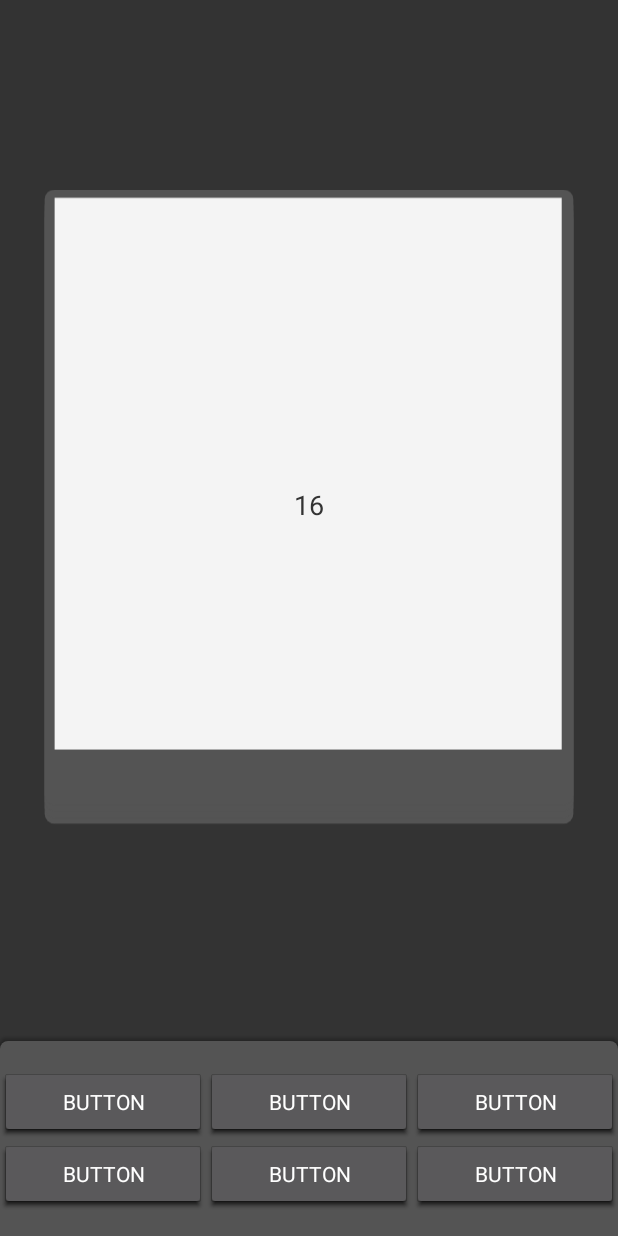
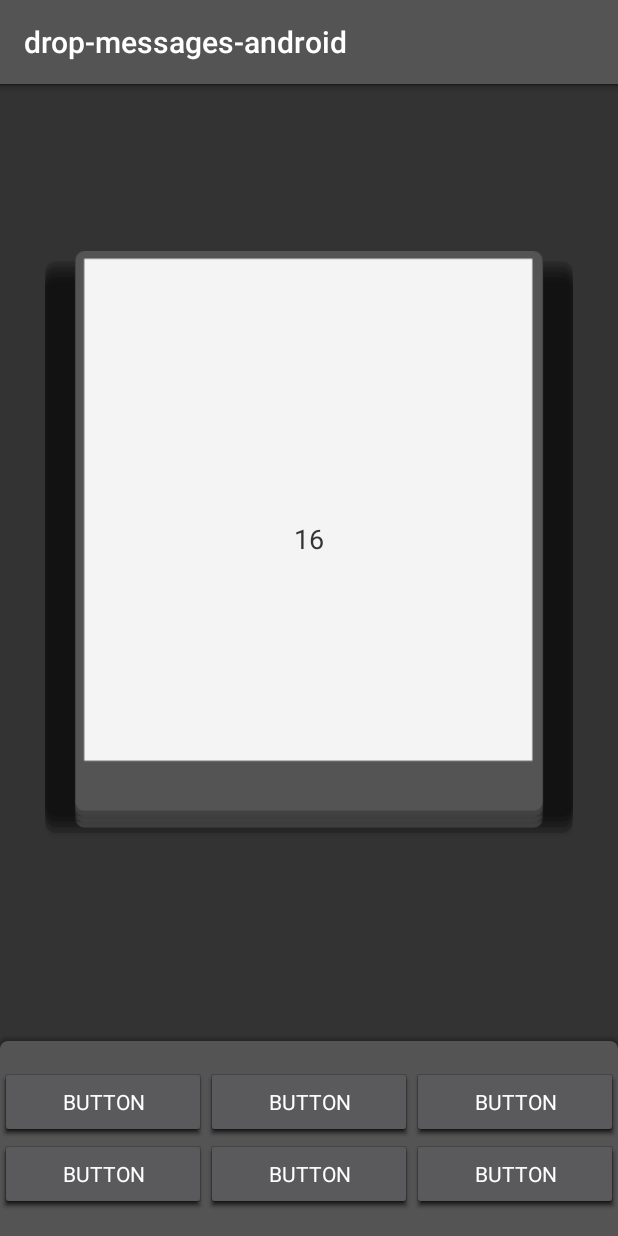
Before and after one commit to JeremyVun1/drop-messages-android, an Android app: the screen it shows after launch (TestActivity), on a phone screen of 412 x 824 dp. Run offline under Robolectric (Android 15) with nearby library versions, the light colour scheme and no system bars; Roboto replaces fonts that are not available here.

Commit message:
small card template

```diff
--- a/app/src/main/java/com/example/drop_messages_android/TestActivity.kt
+++ b/app/src/main/java/com/example/drop_messages_android/TestActivity.kt
@@ -45,7 +45,7 @@ class TestActivity: AppCompatActivity() {
             supportFragmentManager
         )
         fragment_container.adapter = verticalPageAdapter
-        //fragment_container.pageMargin = -70
+        //fragment_container.pageMargin = -80
         fragment_container.offscreenPageLimit = 10
     }
 }
--- a/app/src/main/res/drawable/shadow.xml
+++ b/app/src/main/res/drawable/shadow_small.xml
@@ -2,6 +2,6 @@
 <shape xmlns:android="http://schemas.android.com/apk/res/android"
     android:shape="rectangle">
     <solid android:color="#25000000" />
-    <padding android:bottom="-6dp" android:left="-7dp" android:right="-7dp" android:top="-7dp" />
-    <corners android:radius="5dp" />
+    <padding android:bottom="-5dp" android:left="-5dp" android:right="-5dp" android:top="-7dp" />
+    <corners android:radius="8dp" />
 </shape>
--- a/app/src/main/res/layout/activity_test_pager.xml
+++ b/app/src/main/res/layout/activity_test_pager.xml
@@ -21,17 +21,16 @@
         <com.example.drop_messages_android.viewpager.VerticalViewPager
             android:id="@+id/fragment_container"
             android:layout_width="0dp"
-            android:layout_height="500dp"
+            android:layout_height="450dp"
 
-
-            android:layout_marginLeft="25dp"
-            android:layout_marginTop="30dp"
-            android:layout_marginRight="25dp"
-            android:background="@color/colorPrimaryDark"
+            android:layout_marginLeft="30dp"
+            android:layout_marginTop="25dp"
+            android:layout_marginRight="30dp"
             android:clipChildren="false"
             android:clipToPadding="false"
-            android:paddingTop="35dp"
-            android:paddingBottom="45dp"
+            android:paddingTop="30dp"
+            android:paddingBottom="50dp"
+
             app:layout_constraintBottom_toTopOf="@+id/btn_panel_container"
             app:layout_constraintEnd_toEndOf="parent"
             app:layout_constraintHorizontal_bias="0.5"
--- a/app/src/main/res/layout/card_test_small.xml
+++ b/app/src/main/res/layout/card_test_small.xml
@@ -1,14 +1,21 @@
 <?xml version="1.0" encoding="utf-8"?>
 <FrameLayout xmlns:android="http://schemas.android.com/apk/res/android"
     xmlns:app="http://schemas.android.com/apk/res-auto"
-    xmlns:tools="http://schemas.android.com/tools"
     android:layout_width="wrap_content"
     android:layout_height="wrap_content"
     android:clipChildren="false"
     android:clipToPadding="false"
-    android:elevation="6dp"
-    android:stateListAnimator="@null"
-    android:background="@drawable/ic_drop_card_small">
+    android:elevation="0dp"
+    android:stateListAnimator="@null">
+
+    <ImageView
+        android:id="@+id/imageView"
+        android:layout_width="match_parent"
+        android:layout_height="match_parent"
+        app:srcCompat="@drawable/ic_drop_card_small"
+        android:elevation="2dp"
+        android:background="@drawable/shadow_small"
+        android:stateListAnimator="@null"/>
 
     <androidx.constraintlayout.widget.ConstraintLayout
         android:id="@+id/content_container"
@@ -16,7 +23,6 @@
         android:layout_height="match_parent"
 
         android:clipChildren="false"
-
         android:clipToPadding="false"
         android:elevation="2dp"
         android:stateListAnimator="@null">
--- a/app/src/main/res/values/styles.xml
+++ b/app/src/main/res/values/styles.xml
@@ -1,7 +1,7 @@
 <resources>
 
     <!-- Base application theme. -->
-    <style name="AppTheme" parent="Theme.AppCompat.NoActionBar">
+    <style name="AppTheme" parent="Theme.AppCompat">
         <!-- Customize your theme here. -->
         <item name="colorPrimary">@color/colorPrimary</item>
         <item name="colorPrimaryDark">@color/colorPrimaryDark</item>
```
